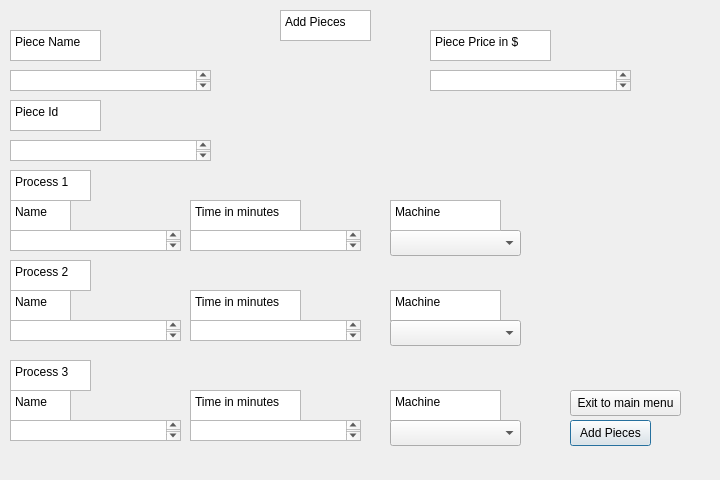
Before: the Qt Designer form Add_Pieces.ui in Simlebo/Project_3BM, drawn with Qt 5.
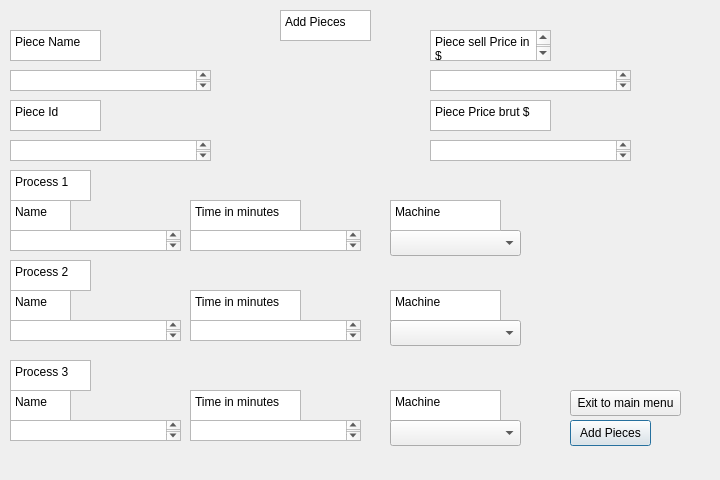
After: the same form once the commit is applied.

Commit message: Update Piece Price label and add new read-only fields for brut price in Add Pieces dialog

The edit to the form file:
```diff
--- a/Add_Pieces.ui
+++ b/Add_Pieces.ui
@@ -198,7 +198,7 @@
     <bool>true</bool>
    </property>
    <property name="plainText">
-    <string>Piece Price in $</string>
+    <string>Piece sell Price in $</string>
    </property>
   </widget>
   <widget class="QPlainTextEdit" name="plainTextEdit_9">
@@ -415,6 +415,32 @@
     <string>Exit to main menu</string>
    </property>
   </widget>
+  <widget class="QPlainTextEdit" name="plainTextEdit_17">
+   <property name="geometry">
+    <rect>
+     <x>430</x>
+     <y>100</y>
+     <width>121</width>
+     <height>31</height>
+    </rect>
+   </property>
+   <property name="readOnly">
+    <bool>true</bool>
+   </property>
+   <property name="plainText">
+    <string>Piece Price brut $</string>
+   </property>
+  </widget>
+  <widget class="QTextEdit" name="Piece_Price_brut">
+   <property name="geometry">
+    <rect>
+     <x>430</x>
+     <y>140</y>
+     <width>201</width>
+     <height>21</height>
+    </rect>
+   </property>
+  </widget>
  </widget>
  <resources/>
  <connections/>
```
